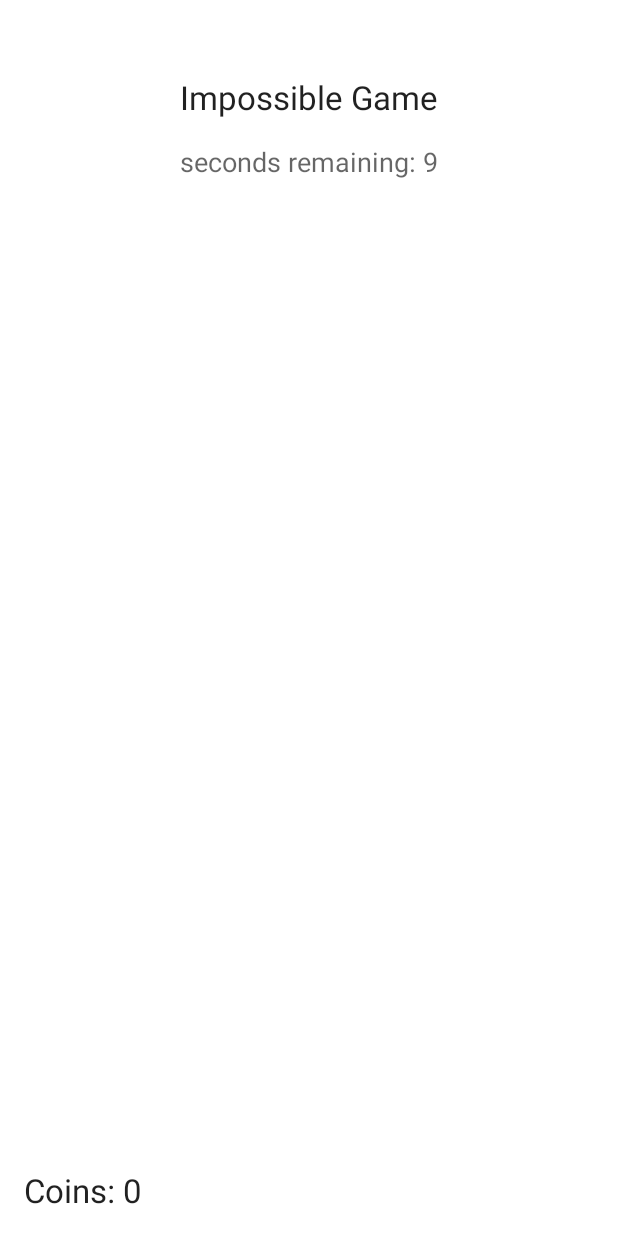
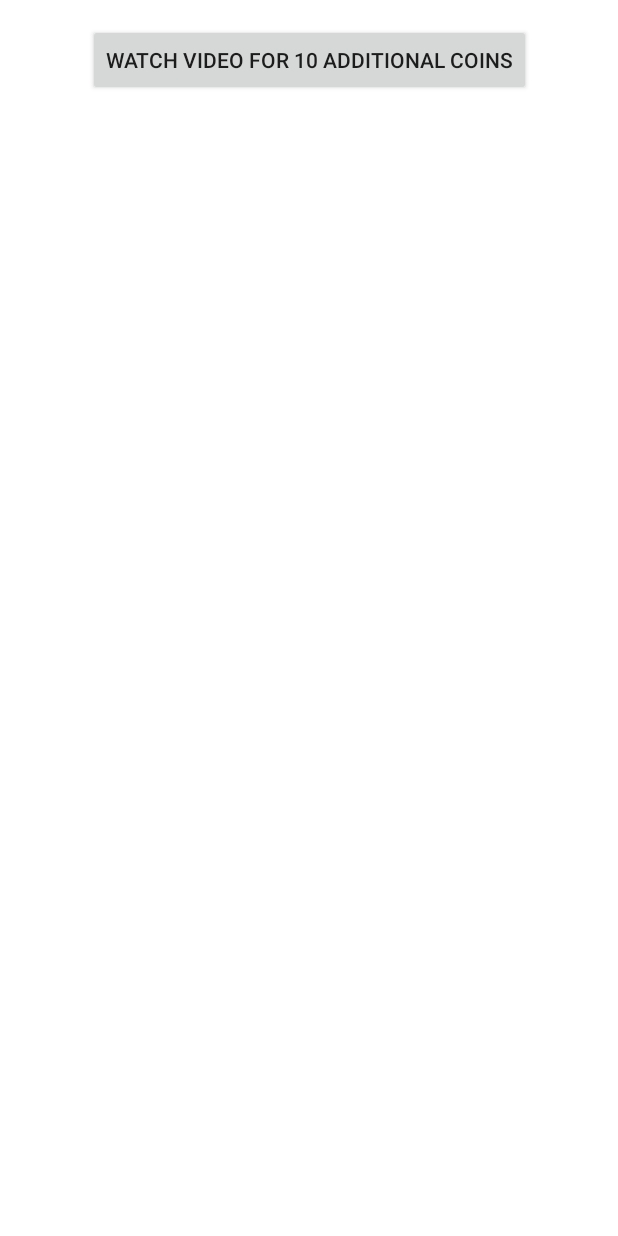
Before and after one commit to ShadhinAfridi/Diu-Question-Bank, an Android app: the RewardActivity screen opened directly, with no data from a screen before it, on a phone screen of 412 x 824 dp. Run offline under Robolectric (Android 15) with nearby library versions, the phone set to English and light mode, and no system bars; our stand-ins replace AdMob, sdp/ssp sizes; 2 statements that could not run were skipped.

Commit message:
Diu Question Bank

```diff
--- a/app/src/main/java/com/fourdevs/diuquestionbank/RewardActivity.java
+++ b/app/src/main/java/com/fourdevs/diuquestionbank/RewardActivity.java
@@ -10,6 +10,8 @@ import android.widget.Button;
 import android.widget.TextView;
 import android.widget.Toast;
 import androidx.annotation.NonNull;
+
+import com.fourdevs.diuquestionbank.databinding.ActivityRewardBinding;
 import com.google.android.gms.ads.AdError;
 import com.google.android.gms.ads.AdRequest;
 import com.google.android.gms.ads.FullScreenContentCallback;
@@ -25,92 +27,36 @@ import com.google.android.gms.ads.rewarded.RewardedAdLoadCallback;
 /** Main Activity. Inflates main activity xml. */
 @SuppressLint("SetTextI18n")
 public class RewardActivity extends Activity {
-    private static final String AD_UNIT_ID = "ca-app-pub-1810198229581125/6402484871";
-    private static final long COUNTER_TIME = 10;
-    private static final int GAME_OVER_REWARD = 1;
-    private static final String TAG = "RewardActivity";
-
-    private int coinCount;
-    private TextView coinCountText;
-    private CountDownTimer countDownTimer;
-    private boolean gameOver;
-    private boolean gamePaused;
-
+    private static final String AD_UNIT_ID = "ca-app-pub-2590640247128409/7451059816";
+    private static final String TAG = "MainActivity";
     private RewardedAd rewardedAd;
-    private Button retryButton;
-    private Button showVideoButton;
-    private long timeRemaining;
     boolean isLoading;
+    private ActivityRewardBinding binding;
 
     @Override
     protected void onCreate(Bundle savedInstanceState) {
         super.onCreate(savedInstanceState);
-        setContentView(R.layout.activity_reward);
+        binding = ActivityRewardBinding.inflate(getLayoutInflater());
+        setContentView(binding.getRoot());
 
         // Log the Mobile Ads SDK version.
         Log.d(TAG, "Google Mobile Ads SDK Version: " + MobileAds.getVersion());
 
         MobileAds.initialize(this, new OnInitializationCompleteListener() {
             @Override
-            public void onInitializationComplete(InitializationStatus initializationStatus) {
+            public void onInitializationComplete(@NonNull InitializationStatus initializationStatus) {
             }
         });
 
         loadRewardedAd();
 
-        // Create the "retry" button, which tries to show a rewarded ad between game plays.
-        retryButton = findViewById(R.id.retry_button);
-        retryButton.setVisibility(View.INVISIBLE);
-        retryButton.setOnClickListener(
-                new View.OnClickListener() {
-                    @Override
-                    public void onClick(View view) {
-                        startGame();
-                    }
-                });
 
-        // Create the "show" button, which shows a rewarded video if one is loaded.
-        showVideoButton = findViewById(R.id.show_video_button);
-        showVideoButton.setVisibility(View.INVISIBLE);
-        showVideoButton.setOnClickListener(
-                new View.OnClickListener() {
-                    @Override
-                    public void onClick(View view) {
-                        showRewardedVideo();
-                    }
-                });
 
-        // Display current coin count to user.
-        coinCountText = findViewById(R.id.coin_count_text);
-        coinCount = 0;
-        coinCountText.setText("Coins: " + coinCount);
+        binding.showVideoButton.setOnClickListener(view -> showRewardedVideo());
 
-        startGame();
+
     }
 
-    @Override
-    public void onPause() {
-        super.onPause();
-        pauseGame();
-    }
-
-    @Override
-    public void onResume() {
-        super.onResume();
-        if (!gameOver && gamePaused) {
-            resumeGame();
-        }
-    }
-
-    private void pauseGame() {
-        countDownTimer.cancel();
-        gamePaused = true;
-    }
-
-    private void resumeGame() {
-        createTimer(timeRemaining);
-        gamePaused = false;
-    }
 
     private void loadRewardedAd() {
         if (rewardedAd == null) {
@@ -141,51 +87,6 @@ public class RewardActivity extends Activity {
         }
     }
 
-    private void addCoins(int coins) {
-        coinCount += coins;
-        coinCountText.setText("Coins: " + coinCount);
-    }
-
-    private void startGame() {
-        // Hide the retry button, load the ad, and start the timer.
-        retryButton.setVisibility(View.INVISIBLE);
-        showVideoButton.setVisibility(View.INVISIBLE);
-        if (rewardedAd != null && !isLoading) {
-            loadRewardedAd();
-        }
-        createTimer(COUNTER_TIME);
-        gamePaused = false;
-        gameOver = false;
-    }
-
-    // Create the game timer, which counts down to the end of the level
-    // and shows the "retry" button.
-    private void createTimer(long time) {
-        final TextView textView = findViewById(R.id.timer);
-        if (countDownTimer != null) {
-            countDownTimer.cancel();
-        }
-        countDownTimer =
-                new CountDownTimer(time * 1000, 50) {
-                    @Override
-                    public void onTick(long millisUnitFinished) {
-                        timeRemaining = ((millisUnitFinished / 1000) + 1);
-                        textView.setText("seconds remaining: " + timeRemaining);
-                    }
-
-                    @Override
-                    public void onFinish() {
-                        if (rewardedAd != null) {
-                            showVideoButton.setVisibility(View.VISIBLE);
-                        }
-                        textView.setText("You Lose!");
-                        addCoins(GAME_OVER_REWARD);
-                        retryButton.setVisibility(View.VISIBLE);
-                        gameOver = true;
-                    }
-                };
-        countDownTimer.start();
-    }
 
     private void showRewardedVideo() {
 
@@ -193,7 +94,6 @@ public class RewardActivity extends Activity {
             Log.d("TAG", "The rewarded ad wasn't ready yet.");
             return;
         }
-        showVideoButton.setVisibility(View.INVISIBLE);
 
         rewardedAd.setFullScreenContentCallback(
                 new FullScreenContentCallback() {
@@ -240,6 +140,7 @@ public class RewardActivity extends Activity {
                         Log.d("TAG", "The user earned the reward.");
                         int rewardAmount = rewardItem.getAmount();
                         String rewardType = rewardItem.getType();
+                        Toast.makeText(activityContext, "You earned "+rewardAmount+" point", Toast.LENGTH_SHORT).show();
                     }
                 });
     }
--- a/app/src/main/res/layout/activity_reward.xml
+++ b/app/src/main/res/layout/activity_reward.xml
@@ -6,57 +6,15 @@
     android:layout_height="match_parent"
     tools:context=".RewardActivity">
 
-    <TextView
-        android:id="@+id/game_title"
-        android:layout_width="wrap_content"
-        android:layout_height="wrap_content"
-        android:text="@string/impossible_game"
-        android:textAppearance="?android:attr/textAppearanceLarge"
-        android:layout_marginTop="50dp"
-        app:layout_constraintTop_toTopOf="parent"
-        app:layout_constraintLeft_toLeftOf="parent"
-        app:layout_constraintRight_toRightOf="parent" />
-
-    <TextView
-        android:id="@+id/timer"
-        android:layout_width="wrap_content"
-        android:layout_height="wrap_content"
-        android:textAppearance="?android:attr/textAppearanceMedium"
-        android:layout_marginTop="16dp"
-        app:layout_constraintTop_toBottomOf="@id/game_title"
-        app:layout_constraintLeft_toLeftOf="parent"
-        app:layout_constraintRight_toRightOf="parent"
-        />
-
-    <Button
-        android:id="@+id/retry_button"
-        android:layout_width="wrap_content"
-        android:layout_height="wrap_content"
-        android:layout_marginTop="32dp"
-        app:layout_constraintTop_toBottomOf="@id/timer"
-        app:layout_constraintLeft_toLeftOf="parent"
-        app:layout_constraintRight_toRightOf="parent"
-        android:text="@string/retry_button_text" />
-
     <Button
         android:id="@+id/show_video_button"
         android:layout_width="wrap_content"
         android:layout_height="wrap_content"
         android:layout_marginTop="16dp"
-        app:layout_constraintTop_toBottomOf="@id/retry_button"
+        app:layout_constraintTop_toTopOf="parent"
         app:layout_constraintLeft_toLeftOf="parent"
         app:layout_constraintRight_toRightOf="parent"
         android:text="@string/watch_video_button_text" />
 
-    <TextView
-        android:id="@+id/coin_count_text"
-        android:layout_width="wrap_content"
-        android:layout_height="wrap_content"
-        android:layout_marginBottom="16dp"
-        android:layout_marginLeft="16dp"
-        android:text="@string/default_coin_text"
-        app:layout_constraintBottom_toBottomOf="parent"
-        app:layout_constraintLeft_toLeftOf="parent"
-        android:textAppearance="?android:attr/textAppearanceLarge" />
 
 </androidx.constraintlayout.widget.ConstraintLayout>
```
Also changed, not shown: app/src/main/AndroidManifest.xml (+15 -1 lines), app/src/main/res/layout/activity_signup.xml (line endings or trailing spaces).
